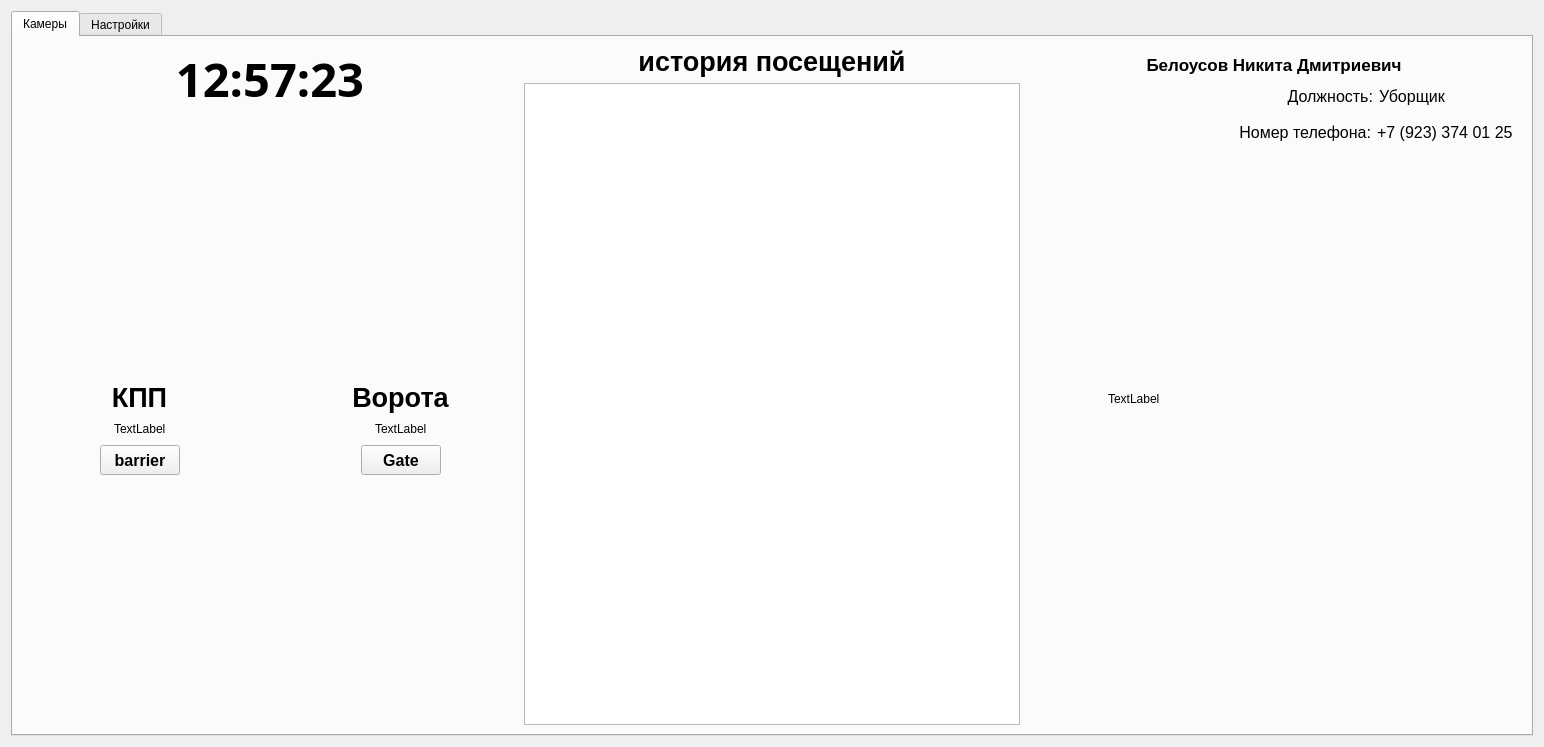
Old version of the form clientGuard/mainWindow.ui in the repository Nisitka/warehouse-security.
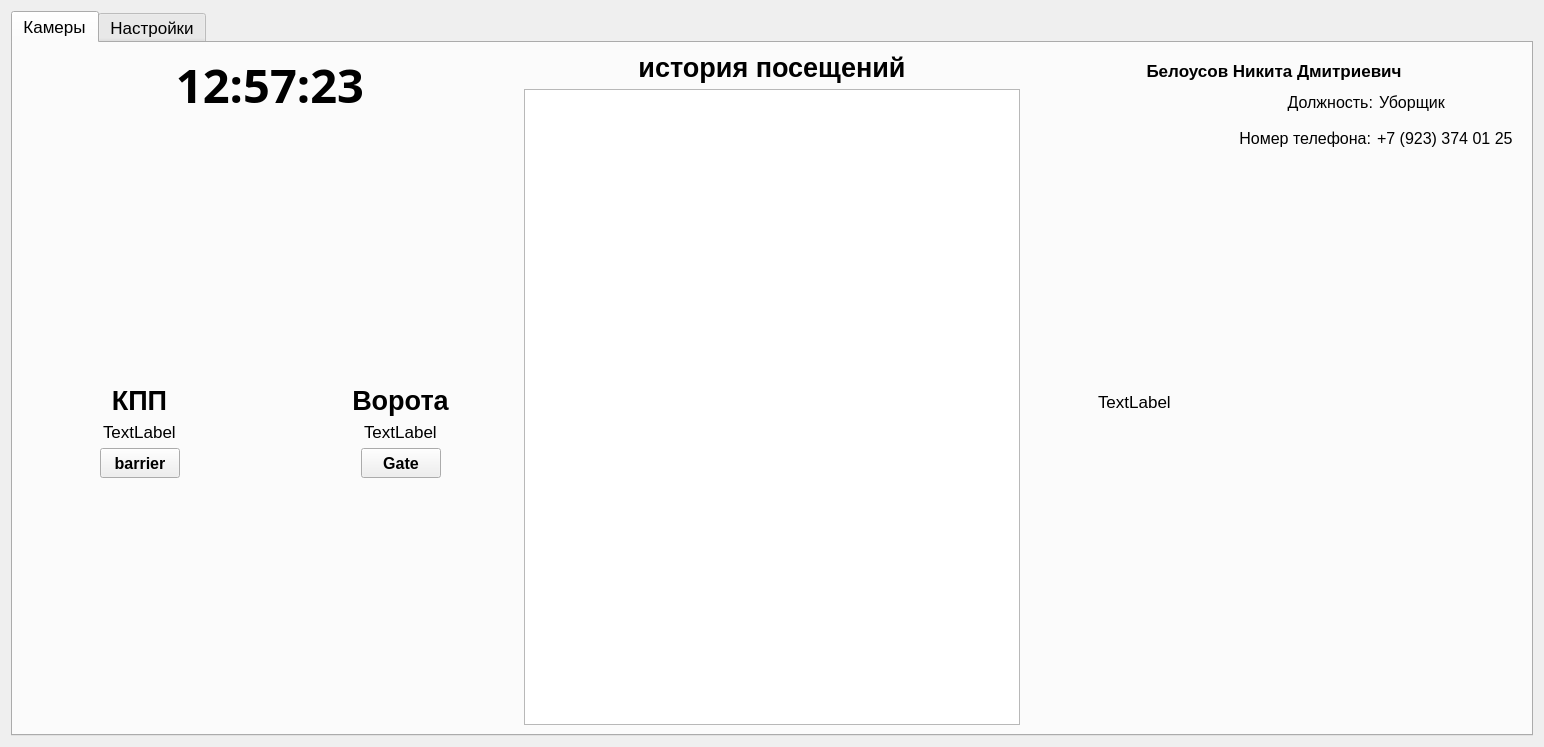
New version of the form.

```diff
--- a/clientGuard/mainWindow.ui
+++ b/clientGuard/mainWindow.ui
@@ -16,6 +16,11 @@
   <layout class="QHBoxLayout" name="horizontalLayout_13">
    <item>
     <widget class="QTabWidget" name="tabWidget">
+     <property name="font">
+      <font>
+       <pointsize>13</pointsize>
+      </font>
+     </property>
      <property name="currentIndex">
       <number>0</number>
      </property>
```
